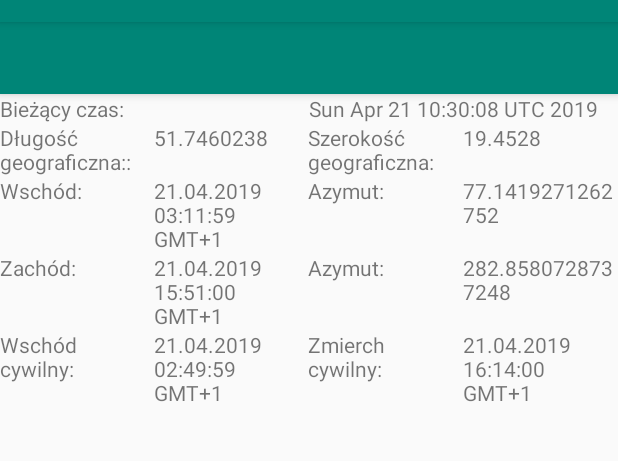
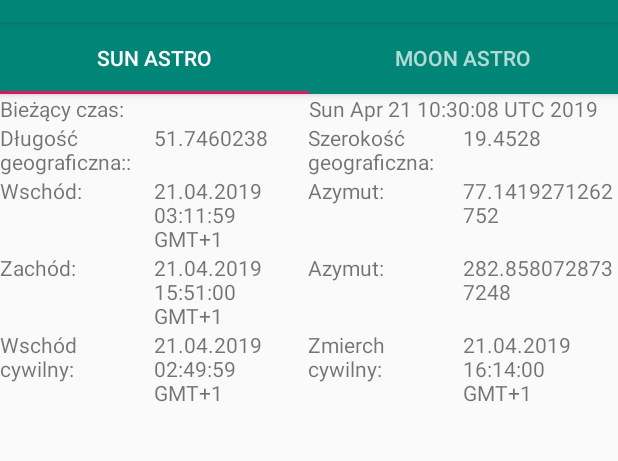
Before and after one commit to TomaszKot11/PAM, an Android app: the screen it shows after launch (MainActivity), on a phone screen of 412 x 824 dp, the part 62-523 px from its top. Run offline under Robolectric (Android 15) with nearby library versions, the phone set to English and light mode, and no system bars.

```diff
--- a/AstroWeatherOne/app/src/main/java/com/example/tomek/astroweatherone/mainActivity/MainActivity.java
+++ b/AstroWeatherOne/app/src/main/java/com/example/tomek/astroweatherone/mainActivity/MainActivity.java
@@ -4,6 +4,7 @@ import android.content.Intent;
 import android.content.res.Configuration;
 import android.os.AsyncTask;
 import android.os.Handler;
+import android.support.design.widget.TabLayout;
 import android.support.v7.app.AppCompatActivity;
 import android.support.v4.view.ViewPager;
 import android.os.Bundle;
@@ -109,6 +110,10 @@ public class MainActivity extends AppCompatActivity implements SettingsFragment.
         mViewPager = findViewById(R.id.container);
 
         mViewPager.setAdapter(mSectionsPagerAdapter);
+
+        TabLayout tabLayout = findViewById(R.id.tabs);
+
+        tabLayout.setupWithViewPager(mViewPager);
     }
 
     private void initializeLandsacpeLayout(Bundle bundle) {
```
